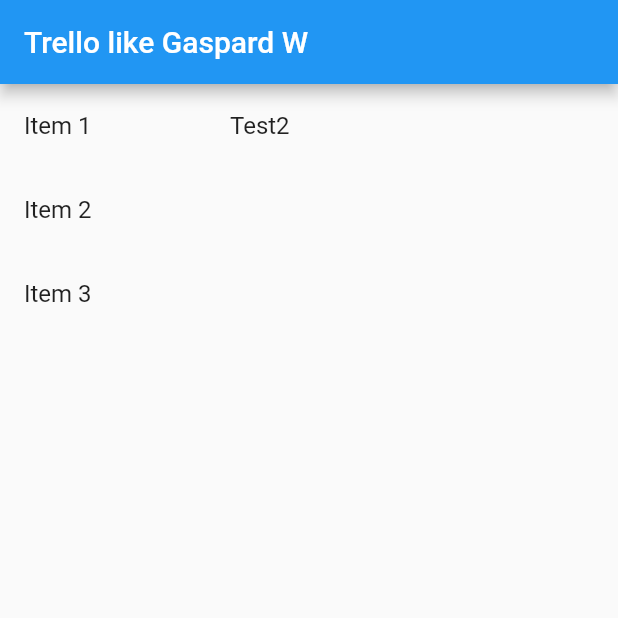
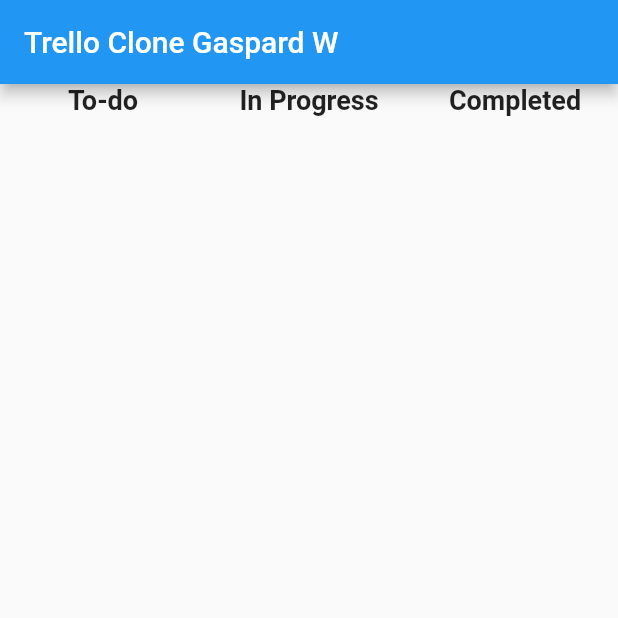
Before and after one commit to extragornax/drivenspark-exam, a Flutter app: the screen it shows after launch, on a phone screen of 412 x 824 dp, the top half of it. Run offline on Flutter 3.47's test engine with Material 2 defaults, Android fonts, the phone set to English and light mode, and no system bars; network calls fail.

```diff
--- a/front/lib/main.dart
+++ b/front/lib/main.dart
@@ -1,94 +1,249 @@
+import 'dart:convert';
 import 'package:flutter/material.dart';
-import './services/data_service.dart';
-import './widget/card.dart';
+import 'package:http/http.dart' as http;
+import 'package:intl/intl.dart';
 
-void main() async {
-  WidgetsFlutterBinding.ensureInitialized();
-  await DataService.loadData();
+void main() {
   runApp(MyApp());
+}
+
+class CardItem {
+  final int id;
+  String title;
+  String description;
+  String date;
+  String priority;
+  int duration;
+  String status;
+
+  CardItem({
+    required this.id,
+    required this.title,
+    required this.description,
+    required this.date,
+    required this.priority,
+    required this.duration,
+    required this.status,
+  });
 }
 
 class MyApp extends StatelessWidget {
   @override
   Widget build(BuildContext context) {
     return MaterialApp(
-      title: 'Trello title Gaspard W',
+      title: 'Trello Clone Gaspard W',
       theme: ThemeData(
         primarySwatch: Colors.blue,
       ),
-      home: DragAndDropScreen(),
+      home: MyHomePage(),
     );
   }
 }
 
-class DragAndDropScreen extends StatefulWidget {
+class MyHomePage extends StatefulWidget {
   @override
-  _DragAndDropScreenState createState() => _DragAndDropScreenState();
+  _MyHomePageState createState() => _MyHomePageState();
 }
 
-class _DragAndDropScreenState extends State<DragAndDropScreen> {
-  List<String> todoColumnItems = ['Item 1', 'Item 2', 'Item 3'];
-  List<String> inProgressColumnItems = ['Test2'];
-  List<String> completeColumnItems = [];
+class _MyHomePageState extends State<MyHomePage> {
+  List<CardItem> cards = [];
 
   @override
-  Widget build(BuildContext context) {
-    return Scaffold(
-      appBar: AppBar(
-        title: const Text('Trello like Gaspard W'),
-      ),
-      body: Row(
+  void initState() {
+    super.initState();
+    fetchData();
+  }
+
+  Future<void> fetchData() async {
+    try {
+      var url = Uri.http('localhost:3030', 'api/card');
+      var response = await http.get(url);
+      if (response.statusCode == 200) {
+        var data = jsonDecode(response.body) as List<dynamic>;
+        List<CardItem> fetchedCards = data.map((item) {
+          return CardItem(
+            id: item['id'],
+            title: item['title'],
+            description: item['description'],
+            date: item['date'],
+            priority: item['priority'],
+            duration: item['duration'],
+            status: item['status'],
+          );
+        }).toList();
+
+        setState(() {
+          cards = fetchedCards;
+        });
+      } else {
+        // Handle error response
+        print('Request failed with status: ${response.statusCode}.');
+      }
+    } catch (error) {
+      // Handle network or JSON parsing errors
+      print('Error: $error');
+    }
+  }
+
+  Widget buildColumn(String columnTitle, List<CardItem> columnCards) {
+    return TableCell(
+      child: Column(
         children: [
-          buildColumn(todoColumnItems),
-          buildColumn(inProgressColumnItems),
-          buildColumn(completeColumnItems),
+          Text(
+            columnTitle,
+            style: TextStyle(fontSize: 18, fontWeight: FontWeight.bold),
+          ),
+          SizedBox(height: 10),
+          for (CardItem card in columnCards)
+            Draggable(
+              data: card,
+              feedback: buildCardWidget(card),
+              childWhenDragging: Container(),
+              child: buildCardWidget(card),
+            ),
+          DragTarget<CardItem>(
+            builder: (
+              BuildContext context,
+              List<CardItem?> candidateData,
+              List<dynamic> rejectedData,
+            ) {
+              return Container(
+                height: 200,
+                width: double.infinity,
+                color: Colors.grey.shade200,
+              );
+            },
+            onAccept: (CardItem data) {
+              setState(() {
+                // Remove the card from its previous column
+                cards.remove(data);
+
+                // Update the status of the card based on the column it was dropped into
+                if (columnTitle == 'To-do') {
+                  data.status = 'todo';
+                } else if (columnTitle == 'In Progress') {
+                  data.status = 'inprogress';
+                } else if (columnTitle == 'Completed') {
+                  data.status = 'completed';
+                }
+
+                print("columnTitle: $columnTitle, data.status: ${data.status}");
+
+                // Add the card to the new column
+                cards.add(data);
+              });
+            },
+          ),
         ],
       ),
     );
   }
 
-  Widget buildColumn(List<String> items) {
-    return Expanded(
-      child: DragTarget<String>(
-        builder: (BuildContext context, List<String?> candidateData,
-            List<dynamic> rejectedData) {
-          return ListView.builder(
-            itemCount: items.length,
-            itemBuilder: (BuildContext context, int index) {
-              // log to console the index
-              print(index);
-              print(items[index]);
-              final item = items[index];
-              return Draggable<String>(
-                data: item,
-                feedback: ListTile(
-                  title: Text(item),
-                  // You can customize the appearance of the dragged item here
-                  // For example, you can give it a different background color or opacity
-                  // to indicate that it's being dragged.
-                  tileColor: Colors.grey[300],
+  @override
+  Widget build(BuildContext context) {
+    List<CardItem> todoCards =
+        cards.where((card) => card.status == 'todo').toList();
+    List<CardItem> inprogressCards =
+        cards.where((card) => card.status == 'inprogress').toList();
+    List<CardItem> completedCards =
+        cards.where((card) => card.status == 'completed').toList();
+
+    return Scaffold(
+      appBar: AppBar(
+        title: const Text('Trello Clone Gaspard W'),
+      ),
+      body: Table(
+        children: [
+          TableRow(
+            children: [
+              TableCell(
+                child: Column(
+                  children: [
+                    const Text(
+                      'To-do',
+                      style:
+                          TextStyle(fontSize: 18, fontWeight: FontWeight.bold),
+                    ),
+                    const SizedBox(height: 10),
+                    for (CardItem card in todoCards)
+                      Draggable(
+                        data: card,
+                        feedback: buildCardWidget(card),
+                        childWhenDragging: Container(),
+                        child: buildCardWidget(card),
+                      ),
+                  ],
                 ),
-                childWhenDragging: Container(),
-                child: ListTile(
-                  title: Text(item),
+              ),
+              TableCell(
+                child: Column(
+                  children: [
+                    const Text(
+                      'In Progress',
+                      style:
+                          TextStyle(fontSize: 18, fontWeight: FontWeight.bold),
+                    ),
+                    const SizedBox(height: 10),
+                    for (CardItem card in inprogressCards)
+                      Draggable(
+                        data: card,
+                        feedback: buildCardWidget(card),
+                        childWhenDragging: Container(),
+                        child: buildCardWidget(card),
+                      ),
+                  ],
                 ),
-              );
-            },
-          );
-        },
-        onWillAccept: (String? data) => true,
-        onAccept: (String data) {
-          setState(() {
-            if (todoColumnItems.contains(data)) {
-              todoColumnItems.remove(data);
-            } else if (inProgressColumnItems.contains(data)) {
-              inProgressColumnItems.remove(data);
-            } else if (completeColumnItems.contains(data)) {
-              completeColumnItems.remove(data);
-            }
-            inProgressColumnItems.add(data);
-          });
-        },
+              ),
+              TableCell(
+                child: Column(
+                  children: [
+                    const Text(
+                      'Completed',
+                      style:
+                          TextStyle(fontSize: 18, fontWeight: FontWeight.bold),
+                    ),
+                    const SizedBox(height: 10),
+                    for (CardItem card in completedCards)
+                      Draggable(
+                        data: card,
+                        feedback: buildCardWidget(card),
+                        childWhenDragging: Container(),
+                        child: buildCardWidget(card),
+                      ),
+                  ],
+                ),
+              ),
+            ],
+          ),
+        ],
+      ),
+    );
+  }
+
+  BoxDecoration myBoxDecoration() {
+    return BoxDecoration(border: Border.all(), color: Colors.blueAccent);
+  }
+
+  Widget buildCardWidget(CardItem card) {
+    // final formattedDate =
+    //     DateFormat('dd-MM-yyyy').format(DateTime.parse(card.date));
+
+    final formattedDate = DateFormat().format(DateTime.parse(card.date));
+
+    return Container(
+      padding: const EdgeInsets.all(10),
+      // color: Colors.grey,
+      decoration: myBoxDecoration(),
+      child: Column(
+        crossAxisAlignment: CrossAxisAlignment.start,
+        children: [
+          Text('Title: ${card.title}'),
+          Text('Description: ${card.description}'),
+          Text('Date: $formattedDate'),
+          Text('Priority: ${card.priority}'),
+          Text('Duration: ${card.duration.toString()}'),
+          Text('Status: ${card.status}'),
+        ],
       ),
     );
   }
--- a/front/pubspec.yaml
+++ b/front/pubspec.yaml
@@ -36,6 +36,7 @@ dependencies:
   # Use with the CupertinoIcons class for iOS style icons.
   cupertino_icons: ^1.0.2
   http: ^0.13.6
+  intl: ^0.18.1
 
 dev_dependencies:
   flutter_test:
```
Also changed, not shown: front/lib/services/data_service.dart (deleted, +0 -107 lines), front/lib/widget/card.dart (deleted, +0 -65 lines), front/pubspec.lock.
